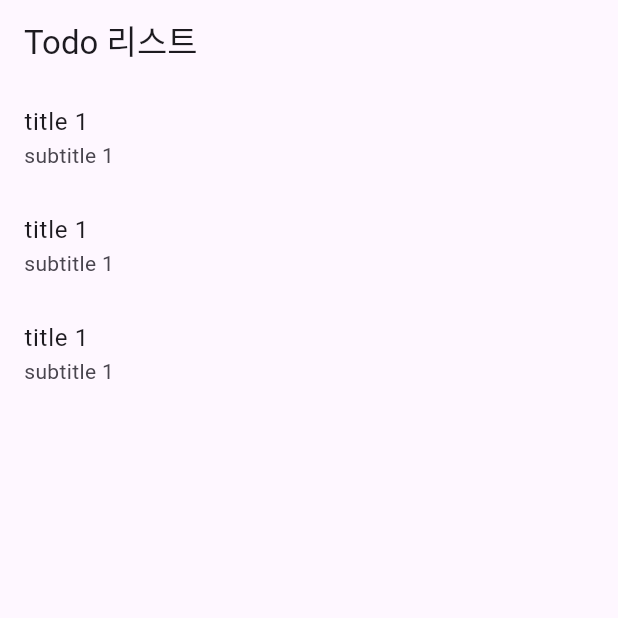
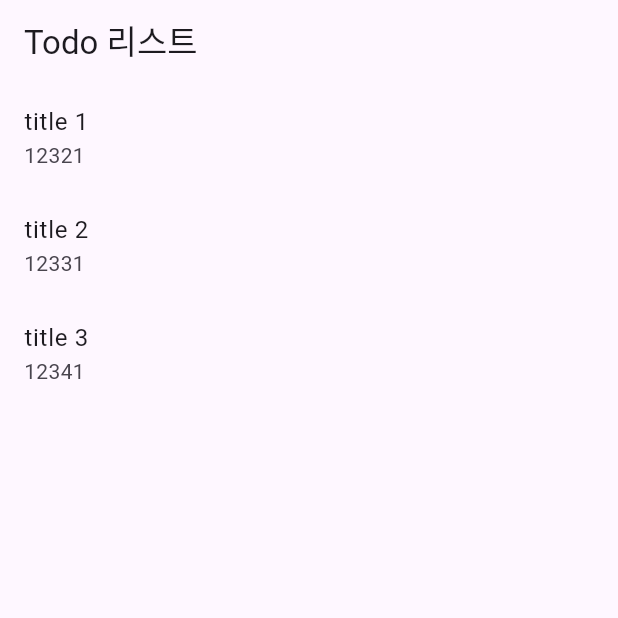
Before and after one commit to blueknarr/todolist, a Flutter app: the screen it shows after launch, on a phone screen of 412 x 824 dp, the top half of it. Run offline on Flutter 3.47's test engine with Material 2 defaults, Android fonts, the phone set to English and light mode, and no system bars.

Commit message:
112. 모델 클래스 만들고 리스트에 표시하기

```diff
--- a/lib/list_screen.dart
+++ b/lib/list_screen.dart
@@ -1,9 +1,30 @@
 import 'package:flutter/material.dart';
+import 'package:todolist/todo.dart';
 
 import 'create_screen.dart';
 
-class ListScreen extends StatelessWidget {
+class ListScreen extends StatefulWidget {
   const ListScreen({Key? key}) : super(key: key);
+
+  @override
+  State<ListScreen> createState() => _ListScreenState();
+}
+
+class _ListScreenState extends State<ListScreen> {
+  final todos = [
+    Todo(
+      title: 'title 1',
+      dateTime: 12321,
+    ),
+    Todo(
+      title: 'title 2',
+      dateTime: 12331,
+    ),
+    Todo(
+      title: 'title 3',
+      dateTime: 12341,
+    ),
+  ];
 
   @override
   Widget build(BuildContext context) {
@@ -12,20 +33,14 @@ class ListScreen extends StatelessWidget {
         title: Text('Todo 리스트'),
       ),
       body: ListView(
-        children: const [
-          ListTile(
-            title: Text('title 1'),
-            subtitle: Text('subtitle 1'),
-          ),
-          ListTile(
-            title: Text('title 1'),
-            subtitle: Text('subtitle 1'),
-          ),
-          ListTile(
-            title: Text('title 1'),
-            subtitle: Text('subtitle 1'),
-          ),
-        ],
+        children: todos
+            .map(
+              (todo) => ListTile(
+                title: Text(todo.title),
+                subtitle: Text('${todo.dateTime}'),
+              ),
+            )
+            .toList(),
       ),
       floatingActionButton: FloatingActionButton(
         onPressed: () {
--- /dev/null
+++ b/lib/todo.dart
@@ -0,0 +1,9 @@
+class Todo {
+  String title;
+  int dateTime;
+
+  Todo({
+    required this.title,
+    required this.dateTime,
+  });
+}
```
